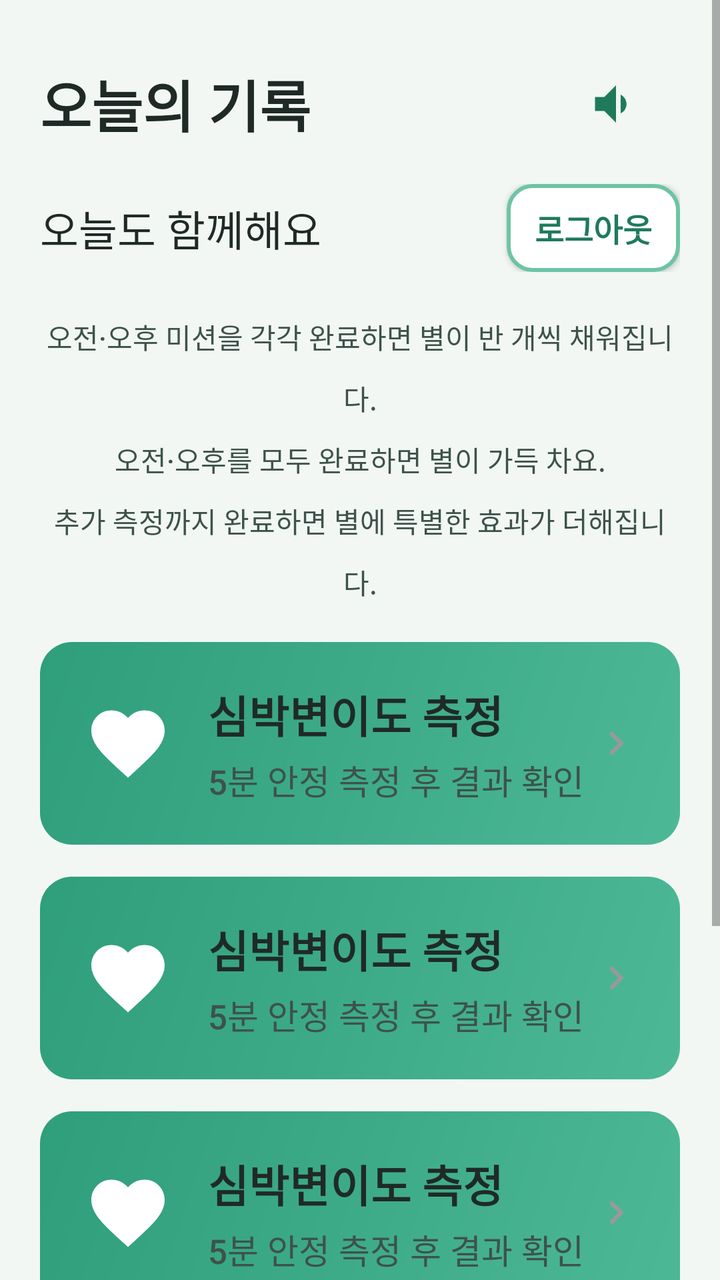
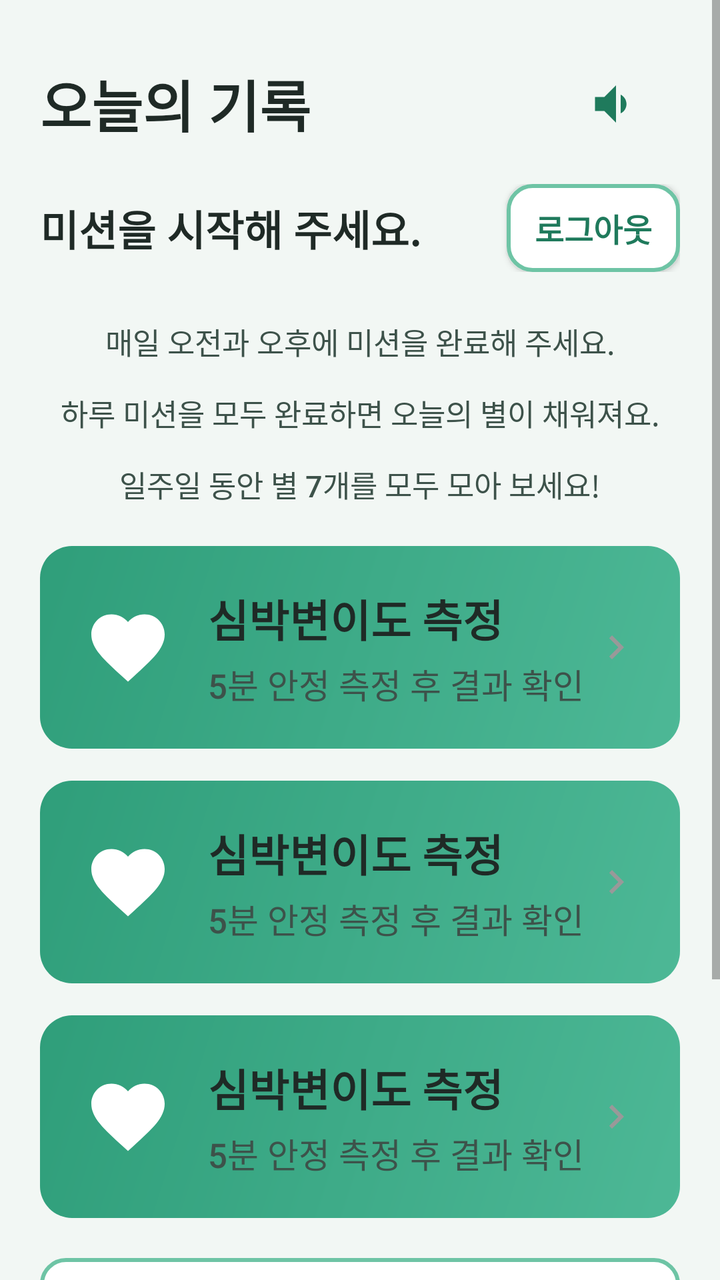

Screens rendered from an Android XML layout before and after an edit, with the pre-edit source and the edit as a unified diff.
<!-- AndroidManifest.xml: application theme Theme.TMind -->
<!-- res/layout/activity_dashboard.xml -->
<?xml version="1.0" encoding="utf-8"?>
<ScrollView xmlns:android="http://schemas.android.com/apk/res/android"
    android:layout_width="match_parent"
    android:layout_height="match_parent"
    android:background="@color/bg_senior"
    android:fillViewport="true">

    <LinearLayout
        android:layout_width="match_parent"
        android:layout_height="wrap_content"
        android:orientation="vertical"
        android:padding="20dp">

        <LinearLayout
            android:layout_width="match_parent"
            android:layout_height="wrap_content"
            android:gravity="center_vertical">

            <TextView
                android:id="@+id/tvTitle"
                style="@style/SeniorTitle"
                android:layout_width="0dp"
                android:layout_height="wrap_content"
                android:layout_weight="1"
                android:text="@string/dashboard_title" />

            <ImageButton
                android:id="@+id/btnTts"
                android:layout_width="64dp"
                android:layout_height="64dp"
                android:background="?attr/selectableItemBackgroundBorderless"
                android:contentDescription="@string/read_aloud"
                android:src="@drawable/ic_speaker" />
        </LinearLayout>

        <LinearLayout
            android:layout_width="match_parent"
            android:layout_height="wrap_content"
            android:layout_marginTop="8dp"
            android:gravity="center_vertical"
            android:orientation="horizontal">

            <TextView
                android:id="@+id/tvGreeting"
                style="@style/SeniorBody"
                android:layout_width="0dp"
                android:layout_height="wrap_content"
                android:layout_weight="1"
                android:layout_marginEnd="8dp"
                android:maxLines="3"
                android:text="@string/dashboard_greeting" />

            <Button
                android:id="@+id/btnLogout"
                android:layout_width="wrap_content"
                android:layout_height="wrap_content"
                android:background="@drawable/bg_btn_outline"
                android:backgroundTint="@null"
                android:insetTop="0dp"
                android:insetBottom="0dp"
                android:minHeight="44dp"
                android:minWidth="0dp"
                android:paddingStart="14dp"
                android:paddingEnd="14dp"
                android:text="@string/logout"
                android:textAllCaps="false"
                android:textColor="@color/teal_dark"
                android:textSize="16sp"
                android:textStyle="bold" />
        </LinearLayout>

        <LinearLayout
            android:id="@+id/starRow"
            android:layout_width="match_parent"
            android:layout_height="wrap_content"
            android:layout_marginTop="16dp"
            android:clipChildren="false"
            android:clipToPadding="false"
            android:gravity="center"
            android:orientation="horizontal" />

        <TextView
            android:id="@+id/tvStarHint"
            style="@style/SeniorBody"
            android:layout_width="match_parent"
            android:layout_height="wrap_content"
            android:layout_marginTop="6dp"
            android:gravity="center"
            android:text="@string/star_hint"
            android:textColor="@color/text_secondary"
            android:textSize="14sp" />

        <include
            android:id="@+id/cardHrv"
            layout="@layout/item_mission_card"
            android:layout_width="match_parent"
            android:layout_height="wrap_content"
            android:layout_marginTop="20dp" />

        <include
            android:id="@+id/cardEma"
            layout="@layout/item_mission_card"
            android:layout_width="match_parent"
            android:layout_height="wrap_content"
            android:layout_marginTop="16dp" />

        <include
            android:id="@+id/cardDiary"
            layout="@layout/item_mission_card"
            android:layout_width="match_parent"
            android:layout_height="wrap_content"
            android:layout_marginTop="16dp" />

        <include
            android:id="@+id/cardFeedback"
            layout="@layout/item_mission_card"
            android:layout_width="match_parent"
            android:layout_height="wrap_content"
            android:layout_marginTop="16dp"
            android:visibility="gone" />

        
        <LinearLayout
            android:id="@+id/cardAdditional"
            android:layout_width="match_parent"
            android:layout_height="wrap_content"
            android:layout_marginTop="20dp"
            android:background="@drawable/bg_btn_outline"
            android:gravity="center_vertical"
            android:orientation="horizontal"
            android:padding="16dp">

            <TextView
                android:layout_width="48dp"
                android:layout_height="48dp"
                android:background="@drawable/bg_session_chip"
                android:gravity="center"
                android:text="+"
                android:textColor="@color/teal_primary"
                android:textSize="28sp"
                android:textStyle="bold" />

            <LinearLayout
                android:layout_width="0dp"
                android:layout_height="wrap_content"
                android:layout_marginStart="12dp"
                android:layout_weight="1"
                android:orientation="vertical">

                <TextView
                    android:layout_width="wrap_content"
                    android:layout_height="wrap_content"
                    android:text="@string/additional_measure_title"
                    android:textColor="@color/teal_dark"
                    android:textSize="20sp"
                    android:textStyle="bold" />

                <TextView
                    android:id="@+id/tvAdditionalSub"
                    android:layout_width="match_parent"
                    android:layout_height="wrap_content"
                    android:layout_marginTop="4dp"
                    android:text="@string/additional_measure_sub"
                    android:textColor="@color/text_secondary"
                    android:textSize="15sp" />
            </LinearLayout>
        </LinearLayout>

        <TextView
            android:id="@+id/tvProgress"
            style="@style/SeniorBody"
            android:layout_width="match_parent"
            android:layout_height="wrap_content"
            android:layout_marginTop="24dp"
            android:text="@string/mission_progress_session" />

        <ProgressBar
            android:id="@+id/progressBar"
            style="?android:attr/progressBarStyleHorizontal"
            android:layout_width="match_parent"
            android:layout_height="16dp"
            android:layout_marginTop="8dp"
            android:max="3"
            android:progressTint="@color/teal_primary" />

        
        <Button
            android:id="@+id/btnWeeklyTrend"
            style="@style/SeniorButton"
            android:layout_width="match_parent"
            android:layout_height="56dp"
            android:layout_marginTop="24dp"
            android:background="@drawable/bg_btn_primary"
            android:text="@string/weekly_trend_button"
            android:textColor="@color/white"
            android:visibility="gone" />

        <TextView
            android:id="@+id/btnNewParticipant"
            android:layout_width="match_parent"
            android:layout_height="wrap_content"
            android:layout_marginTop="16dp"
            android:layout_marginBottom="12dp"
            android:gravity="center"
            android:padding="12dp"
            android:text="@string/new_participant"
            android:textColor="@color/text_secondary"
            android:textSize="15sp"
            android:visibility="gone" />
    </LinearLayout>
</ScrollView>
<!-- res/layout/item_mission_card.xml (included above) -->
<?xml version="1.0" encoding="utf-8"?>
<FrameLayout xmlns:android="http://schemas.android.com/apk/res/android"
    android:id="@+id/cardRoot"
    android:layout_width="match_parent"
    android:layout_height="wrap_content"
    android:background="@drawable/bg_mission_card_normal"
    android:clickable="true"
    android:focusable="true"
    android:foreground="?attr/selectableItemBackground"
    android:minHeight="96dp"
    android:padding="20dp">

    <LinearLayout
        android:layout_width="match_parent"
        android:layout_height="wrap_content"
        android:gravity="center_vertical"
        android:orientation="horizontal">

        <ImageView
            android:id="@+id/ivIcon"
            android:layout_width="48dp"
            android:layout_height="48dp"
            android:padding="2dp"
            android:scaleType="fitCenter"
            android:src="@drawable/ic_heart" />

        <LinearLayout
            android:layout_width="0dp"
            android:layout_height="wrap_content"
            android:layout_marginStart="16dp"
            android:layout_weight="1"
            android:orientation="vertical">

            <TextView
                android:id="@+id/tvMissionTitle"
                style="@style/SeniorTitle"
                android:layout_width="wrap_content"
                android:layout_height="wrap_content"
                android:text="@string/mission_hrv"
                android:textSize="22sp" />

            <TextView
                android:id="@+id/tvMissionSub"
                style="@style/SeniorBody"
                android:layout_width="wrap_content"
                android:layout_height="wrap_content"
                android:layout_marginTop="4dp"
                android:text="@string/mission_hrv_sub"
                android:textColor="@color/text_secondary"
                android:textSize="17sp" />
        </LinearLayout>

        <FrameLayout
            android:id="@+id/checkDone"
            android:layout_width="36dp"
            android:layout_height="36dp"
            android:background="@drawable/bg_check_done"
            android:visibility="gone">

            <ImageView
                android:layout_width="24dp"
                android:layout_height="24dp"
                android:layout_gravity="center"
                android:src="@drawable/ic_check_white" />
        </FrameLayout>

        <ImageView
            android:id="@+id/ivArrow"
            android:layout_width="24dp"
            android:layout_height="24dp"
            android:src="@drawable/ic_chevron_gray"
            android:contentDescription="@null" />
    </LinearLayout>
</FrameLayout>
<!-- resources referenced by this layout -->
<resources>
  <color name="bg_senior">#F2F7F4</color>
  <color name="teal_dark">#1F7A5C</color>
  <color name="teal_primary">#2F9E7A</color>
  <color name="text_secondary">#3D524A</color>
  <color name="white">#FFFFFFFF</color>
  <!-- drawable bg_btn_outline (drawable) -->
  <?xml version="1.0" encoding="utf-8"?>
  <shape xmlns:android="http://schemas.android.com/apk/res/android">
      <solid android:color="@color/white"/>
      <corners android:radius="12dp"/>
      <stroke android:width="2dp" android:color="@color/teal_pastel"/>
  </shape>
  <!-- drawable bg_btn_primary (drawable) -->
  <?xml version="1.0" encoding="utf-8"?>
  <shape xmlns:android="http://schemas.android.com/apk/res/android">
      <solid android:color="@color/teal_primary"/>
      <corners android:radius="12dp"/>
  </shape>
  <!-- drawable bg_check_done (drawable) -->
  <?xml version="1.0" encoding="utf-8"?>
  <shape xmlns:android="http://schemas.android.com/apk/res/android"
      android:shape="oval">
      <solid android:color="@color/green_accent"/>
      <size android:width="36dp" android:height="36dp"/>
  </shape>
  <!-- drawable bg_mission_card_normal (drawable) -->
  <?xml version="1.0" encoding="utf-8"?>
  <shape xmlns:android="http://schemas.android.com/apk/res/android">
      <gradient
          android:angle="135"
          android:endColor="@color/mission_hrv_end"
          android:startColor="@color/mission_hrv_start" />
      <corners android:radius="16dp" />
  </shape>
  <!-- drawable bg_session_chip (drawable) -->
  <?xml version="1.0" encoding="utf-8"?>
  <shape xmlns:android="http://schemas.android.com/apk/res/android">
      <solid android:color="@color/teal_light" />
      <corners android:radius="12dp" />
      <stroke android:width="1dp" android:color="@color/teal_primary" />
  </shape>
  <!-- drawable ic_check_white (drawable) -->
  <vector xmlns:android="http://schemas.android.com/apk/res/android"
      android:width="24dp"
      android:height="24dp"
      android:viewportWidth="24"
      android:viewportHeight="24">
      <path android:fillColor="#FFFFFF" android:pathData="M9,16.17L4.83,12l-1.42,1.41L9,19 21,7l-1.41,-1.41z"/>
  </vector>
  <string name="additional_measure_sub">심박변이도·마음상태·마음일기를 추가로 진행할 수 있어요.</string>
  <string name="additional_measure_title">추가 측정</string>
  <string name="dashboard_greeting">오늘도 함께해요</string>
  <string name="dashboard_title">오늘의 기록</string>
  <string name="logout">로그아웃</string>
  <string name="mission_hrv">심박변이도 측정</string>
  <string name="mission_hrv_sub">5분 안정 측정 후 결과 확인</string>
  <string name="mission_progress_session">%1$s 미션 %2$d/%3$d 완료</string>
  <string name="new_participant">다른 참여자로 시작</string>
  <string name="read_aloud">읽어주기</string>
  <string name="star_hint">오전·오후 미션을 각각 완료하면 별이 반 개씩 채워집니다.\n오전·오후를 모두 완료하면 별이 가득 차요.\n추가 측정까지 완료하면 별에 특별한 효과가 더해집니다.</string>
  <string name="weekly_trend_button">7일 정서 추이 보기</string>
  <style name="SeniorBody">
          <item name="android:textSize">21sp</item>
          <item name="android:textColor">@color/black</item>
          <item name="android:lineSpacingMultiplier">1.5</item>
      </style>
  <style name="SeniorTitle">
          <item name="android:textSize">28sp</item>
          <item name="android:textColor">@color/black</item>
          <item name="android:textStyle">bold</item>
          <item name="android:lineSpacingMultiplier">1.45</item>
      </style>
  <color name="teal_pastel">#6EC4A5</color>
  <color name="green_accent">#2F9E7A</color>
  <color name="mission_hrv_end">#2F9E7A</color>
  <color name="mission_hrv_start">#4DB896</color>
  <color name="teal_light">#D8F0E6</color>
  <color name="black">#FF1F2A26</color>
  <!-- unchanged entries left out for length: 5 -->
</resources>

<!-- the commit's change to res/layout/activity_dashboard.xml (unified diff, before → after) -->
@@ -48,7 +48,8 @@
                 android:layout_weight="1"
                 android:layout_marginEnd="8dp"
                 android:maxLines="3"
-                android:text="@string/dashboard_greeting" />
+                android:text="@string/dashboard_greeting"
+                android:textStyle="bold" />
 
             <Button
                 android:id="@+id/btnLogout"
@@ -69,11 +70,29 @@
                 android:textStyle="bold" />
         </LinearLayout>
 
+        <TextView
+            android:id="@+id/tvPhaseBadge"
+            android:layout_width="wrap_content"
+            android:layout_height="wrap_content"
+            android:layout_gravity="center_horizontal"
+            android:layout_marginTop="14dp"
+            android:background="@drawable/bg_phase_badge_baseline"
+            android:gravity="center"
+            android:paddingStart="18dp"
+            android:paddingTop="8dp"
+            android:paddingEnd="18dp"
+            android:paddingBottom="8dp"
+            android:text="@string/phase_baseline"
+            android:textColor="@color/baseline_blue"
+            android:textSize="15sp"
+            android:textStyle="bold"
+            android:visibility="gone" />
+
         <LinearLayout
             android:id="@+id/starRow"
             android:layout_width="match_parent"
             android:layout_height="wrap_content"
-            android:layout_marginTop="16dp"
+            android:layout_marginTop="14dp"
             android:clipChildren="false"
             android:clipToPadding="false"
             android:gravity="center"
@@ -84,11 +103,12 @@
             style="@style/SeniorBody"
             android:layout_width="match_parent"
             android:layout_height="wrap_content"
-            android:layout_marginTop="6dp"
+            android:layout_marginTop="10dp"
             android:gravity="center"
+            android:lineSpacingExtra="3dp"
             android:text="@string/star_hint"
             android:textColor="@color/text_secondary"
-            android:textSize="14sp" />
+            android:textSize="15sp" />
 
         <include
             android:id="@+id/cardHrv"
<!-- resource entries referenced after the edit -->
@@ -1,5 +1,6 @@
 <!-- resources referenced by this layout -->
 <resources>
+  <color name="baseline_blue">#2F7BD9</color>
   <color name="bg_senior">#F2F7F4</color>
   <color name="teal_dark">#1F7A5C</color>
   <color name="teal_primary">#2F9E7A</color>
@@ -34,6 +35,15 @@
           android:startColor="@color/mission_hrv_start" />
       <corners android:radius="16dp" />
   </shape>
+  <!-- drawable bg_phase_badge_baseline (drawable) -->
+  <?xml version="1.0" encoding="utf-8"?>
+  <shape xmlns:android="http://schemas.android.com/apk/res/android">
+      <solid android:color="@color/white" />
+      <corners android:radius="999dp" />
+      <stroke
+          android:width="2dp"
+          android:color="@color/baseline_blue" />
+  </shape>
   <!-- drawable bg_session_chip (drawable) -->
   <?xml version="1.0" encoding="utf-8"?>
   <shape xmlns:android="http://schemas.android.com/apk/res/android">
@@ -51,15 +61,16 @@
   </vector>
   <string name="additional_measure_sub">심박변이도·마음상태·마음일기를 추가로 진행할 수 있어요.</string>
   <string name="additional_measure_title">추가 측정</string>
-  <string name="dashboard_greeting">오늘도 함께해요</string>
+  <string name="dashboard_greeting">미션을 시작해 주세요.</string>
   <string name="dashboard_title">오늘의 기록</string>
   <string name="logout">로그아웃</string>
   <string name="mission_hrv">심박변이도 측정</string>
   <string name="mission_hrv_sub">5분 안정 측정 후 결과 확인</string>
   <string name="mission_progress_session">%1$s 미션 %2$d/%3$d 완료</string>
   <string name="new_participant">다른 참여자로 시작</string>
+  <string name="phase_baseline">BASELINE</string>
   <string name="read_aloud">읽어주기</string>
-  <string name="star_hint">오전·오후 미션을 각각 완료하면 별이 반 개씩 채워집니다.\n오전·오후를 모두 완료하면 별이 가득 차요.\n추가 측정까지 완료하면 별에 특별한 효과가 더해집니다.</string>
+  <string name="star_hint">매일 오전과 오후에 미션을 완료해 주세요.\n하루 미션을 모두 완료하면 오늘의 별이 채워져요.\n일주일 동안 별 7개를 모두 모아 보세요!</string>
   <string name="weekly_trend_button">7일 정서 추이 보기</string>
   <style name="SeniorBody">
           <item name="android:textSize">21sp</item>
